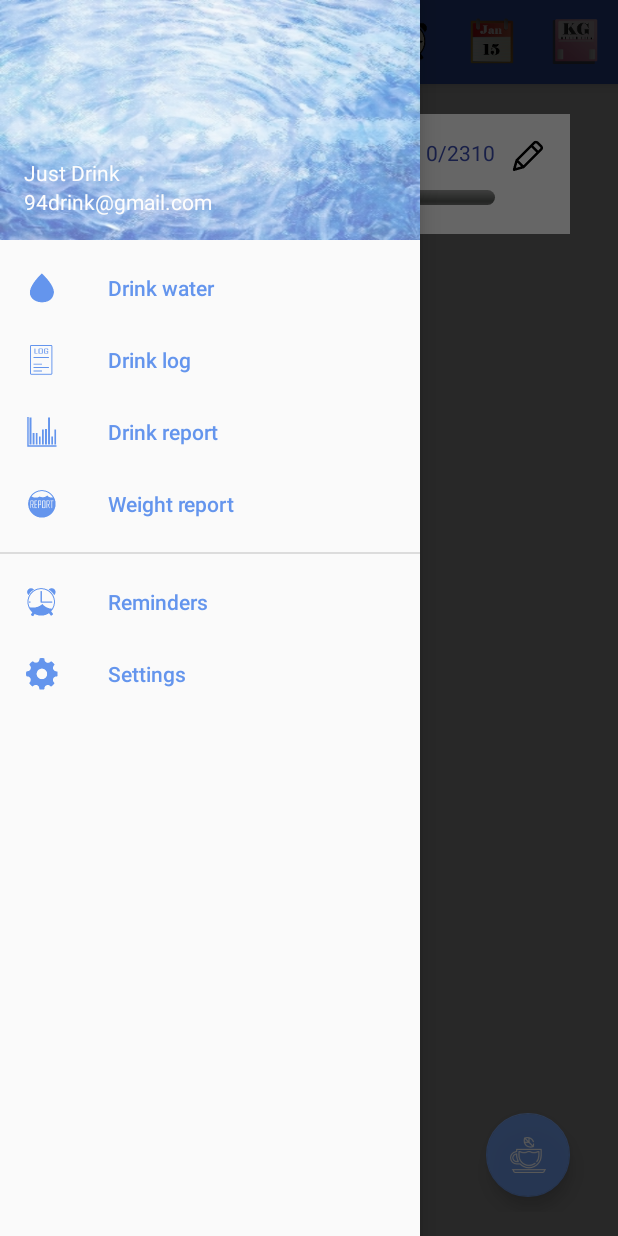
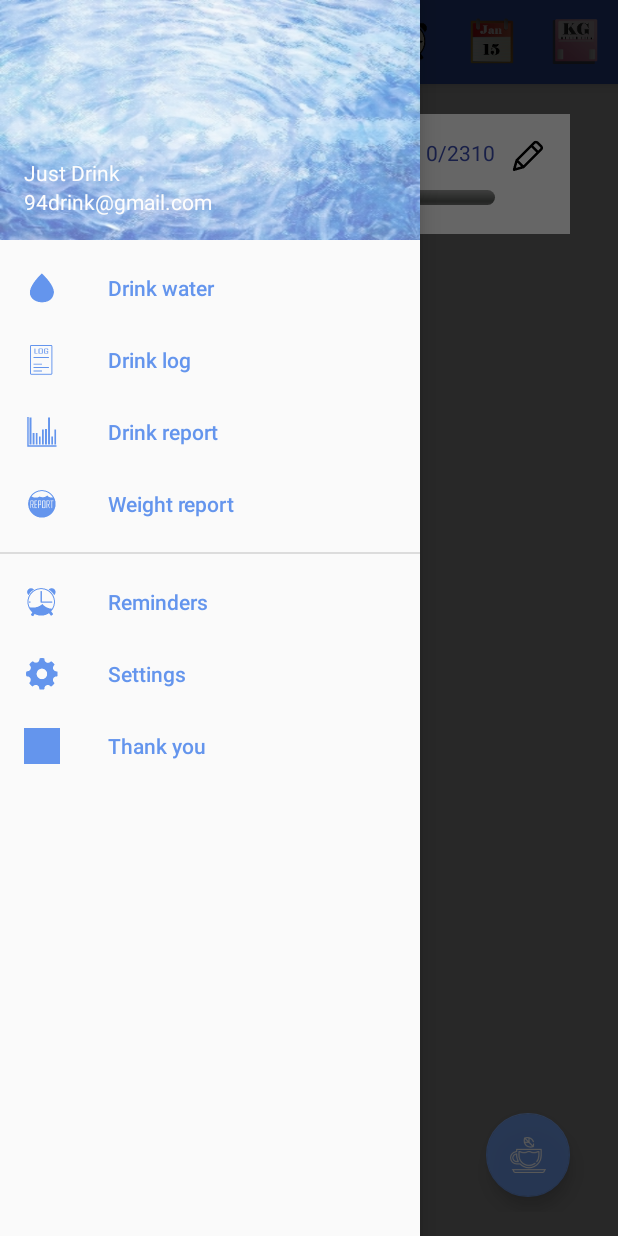
Before and after one commit to 94drink/master, an Android app: the screen it shows after launch (MainActivity), with the side drawer open, on a phone screen of 412 x 824 dp. Run offline under Robolectric (Android 15) with nearby library versions, the phone set to English and light mode, and no system bars.

Commit message:
感謝頁面

```diff
--- a/app/src/main/java/tw/com/justdrink/MainActivity.java
+++ b/app/src/main/java/tw/com/justdrink/MainActivity.java
@@ -24,6 +24,7 @@ import tw.com.justdrink.dinrkreport.DrinkReport;
 import tw.com.justdrink.drinklog.DrinkLog;
 import tw.com.justdrink.drinkwater.DrinkWater;
 import tw.com.justdrink.reminder.Reminders;
+import tw.com.justdrink.reminder.Thanks;
 
 
 public class MainActivity extends AppCompatActivity implements  NavigationView.OnNavigationItemSelectedListener {
@@ -161,6 +162,10 @@ public class MainActivity extends AppCompatActivity implements  NavigationView.O
                 fragment = new Setting();
                 toolbar_text.setText(R.string.nav_settings);
                 break;
+            case R.id.thanks_you:
+                fragment = new Thanks();
+                toolbar_text.setText(R.string.thank_you);
+                break;
         }
 
         if (fragment != null) {
--- a/app/src/main/res/menu/activity_main_drawer.xml
+++ b/app/src/main/res/menu/activity_main_drawer.xml
@@ -33,6 +33,10 @@
             android:id="@+id/nav_settings"
             android:icon="@mipmap/ic_drawer_settings"
             android:title="@string/nav_settings" />
+        <item
+            android:id="@+id/thanks_you"
+            android:icon="@mipmap/ic_drawer_thank_you"
+            android:title="@string/thank_you" />
         <!--<item
             android:id="@+id/widgets"
             android:icon="@drawable/nav_widgets"
--- a/app/src/main/res/values/strings.xml
+++ b/app/src/main/res/values/strings.xml
@@ -16,6 +16,7 @@
     <string name="weightreport">Weight report</string>
     <string name="reminders">Reminders</string>
     <string name="nav_settings">Settings</string>
+    <string name="thank_you">Thank you</string>
     <!--
     <string name="widgets">Widgets</string>
     <string name="nav_share">Share</string>
```
Also changed, not shown: app/src/main/java/tw/com/justdrink/reminder/Thanks.java (added, +22 -0 lines), app/src/main/res/layout/fragment_thank_you.xml (added, +20 -0 lines), app/src/main/res/mipmap-hdpi/ic_drawer_thank_you.png (added), app/src/main/res/mipmap-mdpi/ic_drawer_thank_you.png (added), app/src/main/res/mipmap-xhdpi/ic_drawer_thank_you.png (added), app/src/main/res/mipmap-xxhdpi/ic_drawer_thank_you.png (added), app/src/main/res/mipmap-xxxhdpi/ic_drawer_thank_you.png (added), 1 other file.
